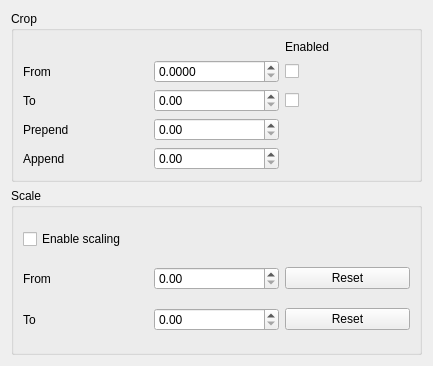
This is forms/cropscalewidget.ui in echmet/SignalMixer as Qt 5 draws it before an edit. The edited form follows.
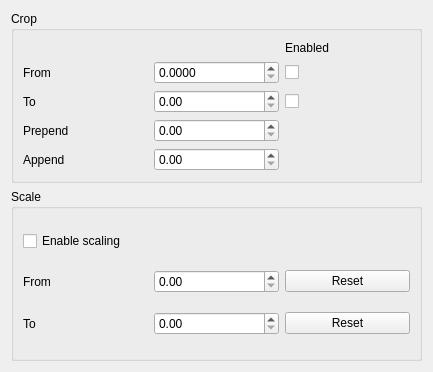
This is the edited form.

Commit message: Resize the added signals container if the tranformation widget is collapsed or expanded

```diff
--- a/forms/cropscalewidget.ui
+++ b/forms/cropscalewidget.ui
@@ -7,7 +7,7 @@
     <x>0</x>
     <y>0</y>
     <width>433</width>
-    <height>366</height>
+    <height>372</height>
    </rect>
   </property>
   <property name="windowTitle">
```
The commit also changes 7 other files.
